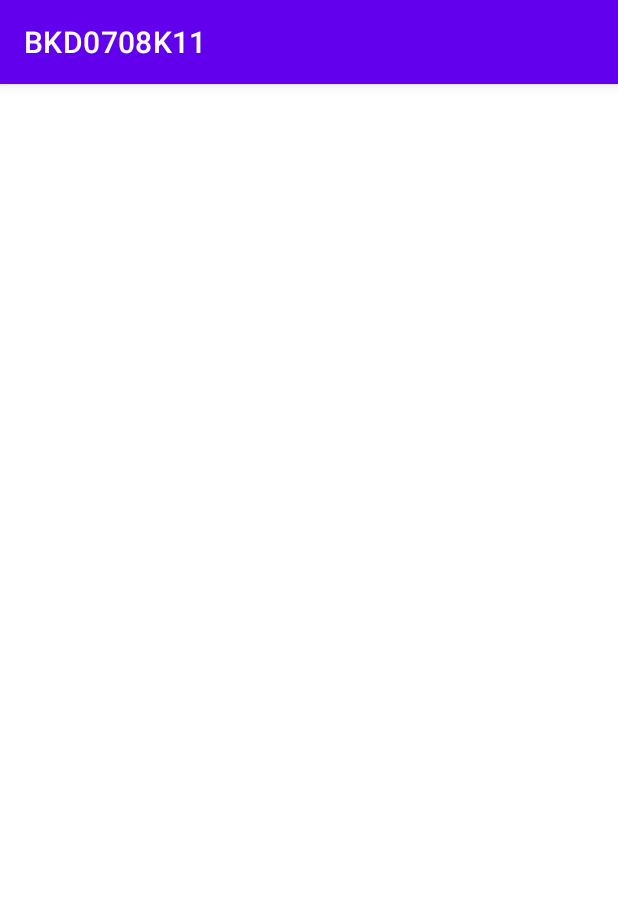
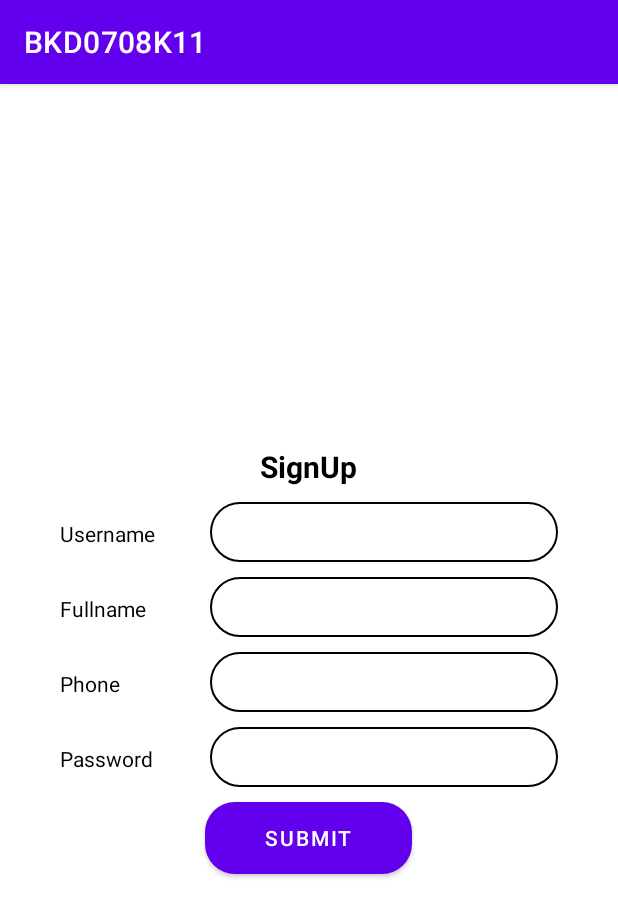
Before and after one commit to lrandom/BKD0708K11-android, an Android app: the screen it shows after launch (MainActivity before the commit, ActivitySignup after it), on a phone screen of 412 x 824 dp. Shown: the top 917 px of the screen. Run offline under Robolectric (Android 15) with nearby library versions, the phone set to English and light mode, and no system bars.

Commit message:
demo linear-layouyt :

```diff
--- /dev/null
+++ b/app/src/main/java/com/example/bkd0708k11/ActivitySignup.java
@@ -0,0 +1,14 @@
+package com.example.bkd0708k11;
+
+import androidx.appcompat.app.AppCompatActivity;
+
+import android.os.Bundle;
+
+public class ActivitySignup extends AppCompatActivity {
+
+    @Override
+    protected void onCreate(Bundle savedInstanceState) {
+        super.onCreate(savedInstanceState);
+        setContentView(R.layout.activity_signup);
+    }
+}
--- /dev/null
+++ b/app/src/main/res/drawable/btn_style.xml
@@ -0,0 +1,5 @@
+<?xml version="1.0" encoding="utf-8"?>
+<shape xmlns:android="http://schemas.android.com/apk/res/android">
+    <solid android:color="@color/purple_700"></solid>
+    <corners android:radius="20dp"></corners>
+</shape>
--- /dev/null
+++ b/app/src/main/res/drawable/edit_text_style.xml
@@ -0,0 +1,6 @@
+<?xml version="1.0" encoding="utf-8"?>
+<shape xmlns:android="http://schemas.android.com/apk/res/android">
+  <solid android:color="@color/white"></solid>
+    <stroke android:width="1dp" android:color="@color/black"></stroke>
+    <corners android:radius="20dp"></corners>
+</shape>
--- /dev/null
+++ b/app/src/main/res/layout/activity_signup.xml
@@ -0,0 +1,107 @@
+<?xml version="1.0" encoding="utf-8"?>
+<LinearLayout xmlns:android="http://schemas.android.com/apk/res/android"
+    android:layout_width="match_parent"
+    android:layout_height="match_parent"
+    android:orientation="vertical"
+    android:gravity="center"
+    android:padding="40dp"
+    >
+
+    <TextView
+        android:layout_width="wrap_content"
+        android:layout_height="wrap_content"
+        android:layout_gravity="center"
+        android:text="@string/signup"
+        android:textColor="@color/black"
+        android:textSize="20sp"
+        android:textStyle="bold"></TextView>
+
+    <LinearLayout
+        android:layout_width="match_parent"
+        android:layout_height="wrap_content"
+        android:layout_marginTop="10dp"
+        android:orientation="horizontal">
+
+        <TextView
+            android:layout_width="100dp"
+            android:layout_height="wrap_content"
+            android:text="@string/user_name"
+            android:textColor="@color/black"></TextView>
+
+        <EditText
+            android:background="@drawable/edit_text_style"
+            android:layout_width="match_parent"
+            android:layout_height="40dp"></EditText>
+    </LinearLayout>
+
+    <LinearLayout
+        android:layout_width="match_parent"
+        android:layout_height="wrap_content"
+        android:orientation="horizontal"
+        android:layout_marginTop="10dp"
+        >
+
+        <TextView
+            android:layout_width="100dp"
+            android:layout_height="wrap_content"
+            android:text="@string/full_name"
+            android:textColor="@color/black"></TextView>
+
+        <EditText
+            android:background="@drawable/edit_text_style"
+            android:layout_width="match_parent"
+            android:layout_height="40dp"></EditText>
+    </LinearLayout>
+
+
+    <LinearLayout
+        android:layout_width="match_parent"
+        android:layout_height="wrap_content"
+        android:orientation="horizontal"
+        android:layout_marginTop="10dp"
+        >
+
+        <TextView
+            android:layout_width="100dp"
+            android:layout_height="wrap_content"
+            android:text="@string/phone"
+            android:textColor="@color/black"></TextView>
+
+        <EditText
+            android:background="@drawable/edit_text_style"
+            android:layout_width="match_parent"
+            android:layout_height="40dp"></EditText>
+    </LinearLayout>
+
+    <LinearLayout
+        android:layout_width="match_parent"
+        android:layout_height="wrap_content"
+        android:orientation="horizontal"
+        android:layout_marginTop="10dp"
+        >
+
+        <TextView
+            android:layout_width="100dp"
+            android:layout_height="wrap_content"
+            android:text="@string/password"
+            android:textColor="@color/black"></TextView>
+
+        <EditText
+            android:background="@drawable/edit_text_style"
+            android:layout_width="match_parent"
+            android:layout_height="40dp"
+            android:inputType="textPassword"></EditText>
+    </LinearLayout>
+
+    <Button
+        android:layout_marginTop="10dp"
+        android:layout_width="wrap_content"
+        android:layout_height="wrap_content"
+        android:layout_gravity="center"
+        android:paddingRight="40dp"
+        android:paddingLeft="40dp"
+        android:text="@string/submit"
+        android:background="@drawable/btn_style"
+        android:textColor="@color/white"
+        android:textSize="14sp"></Button>
+</LinearLayout>
--- a/app/src/main/res/values/strings.xml
+++ b/app/src/main/res/values/strings.xml
@@ -1,4 +1,11 @@
 <resources>
     <string name="app_name">BKD0708K11</string>
     <string name="hello_world">Xin chào thế giới</string>
+    <string name="text_1">Text 1</string>
+    <string name="signup">SignUp</string>
+    <string name="phone">Phone</string>
+    <string name="user_name">Username</string>
+    <string name="full_name">Fullname</string>
+    <string name="password">Password</string>
+    <string name="submit">Submit</string>
 </resources>
```
Also changed, not shown: app/src/main/AndroidManifest.xml (+11 -4 lines), app/src/main/res/layout/demo_constraint_layout.xml (added, +73 -0 lines), app/src/main/res/layout/demo_frame_layout.xml (added, +17 -0 lines), app/src/main/res/layout/demo_linear_layout.xml (added, +63 -0 lines), app/src/main/res/layout/demo_realtivea_layout.xml (added, +48 -0 lines).
